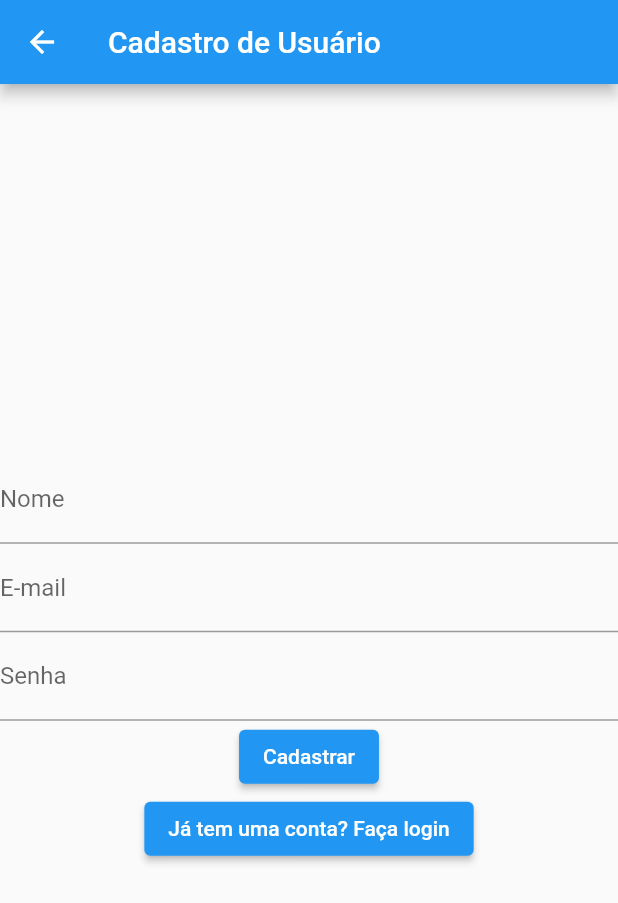
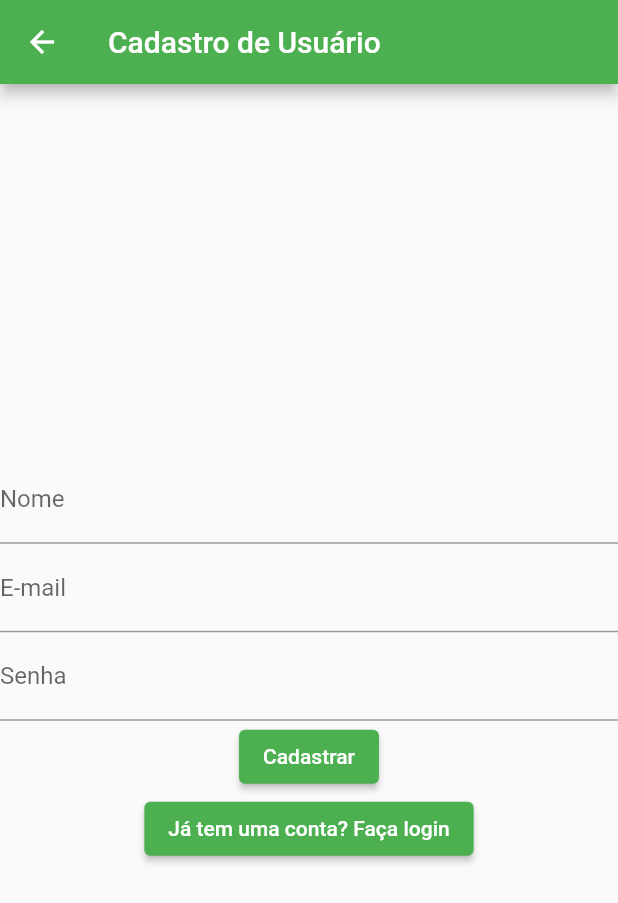
Before and after one commit to IgorGui15/proj_flutter, a Flutter app: the screen it shows after launch, after a tap on "Não tem uma conta? Cadastre-se", on a phone screen of 412 x 824 dp. Shown: the top 903 px of the screen. Run offline on Flutter 3.47's test engine with Material 2 defaults, Android fonts, the phone set to English and light mode, and no system bars; our stand-ins replace firebase_auth, firebase_core; accounts and stored records are empty.

Commit message:
Update main.dart

```diff
--- a/lib/main.dart
+++ b/lib/main.dart
@@ -1,13 +1,44 @@
 import 'package:flutter/material.dart';
+import 'package:firebase_core/firebase_core.dart';
+import 'package:firebase_auth/firebase_auth.dart';
 
 import 'view/telalogin.dart';
+import 'view/minhasreceitas.dart'; // Substitua pelo nome real do seu arquivo MyRecipesPage
 
-void main() {
-  runApp(
-    MaterialApp(
+void main() async {
+  WidgetsFlutterBinding.ensureInitialized();
+  await Firebase.initializeApp();
+  runApp(MyApp());
+}
+
+class MyApp extends StatelessWidget {
+  @override
+  Widget build(BuildContext context) {
+    return MaterialApp(
       debugShowCheckedModeBanner: false,
-      title: 'Receitas Culinarias',
-      home: LoginPage(),
-    ),
-  );
+      title: 'Receitas Culinárias',
+      theme: ThemeData(
+        primarySwatch: Colors.green,
+      ),
+      home: AuthenticationWrapper(),
+    );
+  }
 }
+
+class AuthenticationWrapper extends StatelessWidget {
+  @override
+  Widget build(BuildContext context) {
+    return StreamBuilder(
+      stream: FirebaseAuth.instance.authStateChanges(),
+      builder: (context, snapshot) {
+        if (snapshot.connectionState == ConnectionState.waiting) {
+          return CircularProgressIndicator();
+        } else if (snapshot.hasData) {
+          return MyRecipesPage(); // Substitua pelo nome real do seu arquivo MyRecipesPage
+        } else {
+          return LoginPage();
+        }
+      },
+    );
+  }
+}
```
